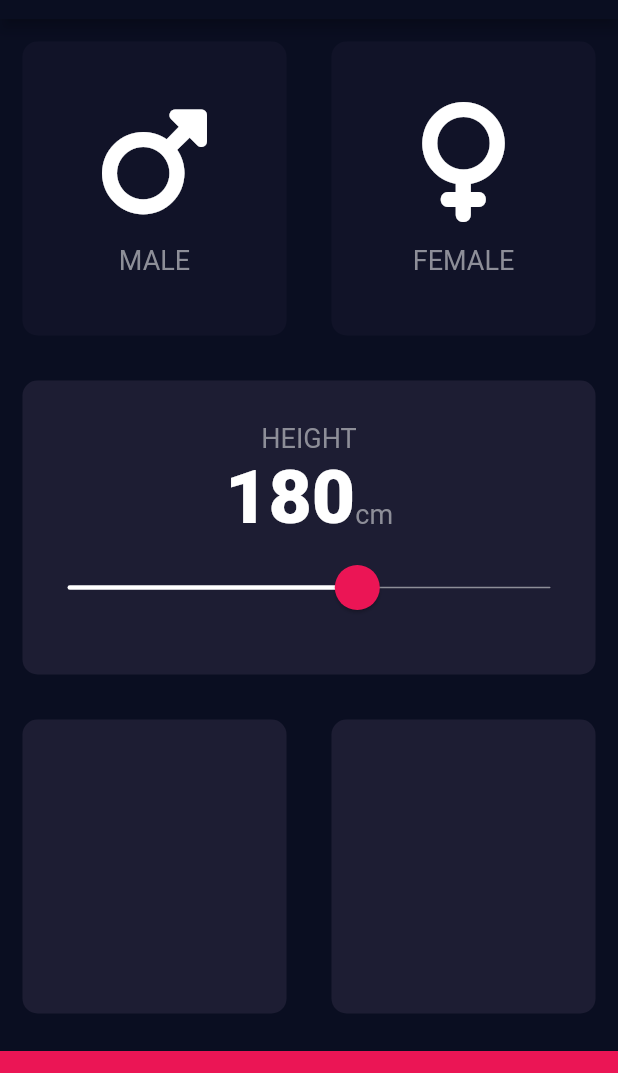
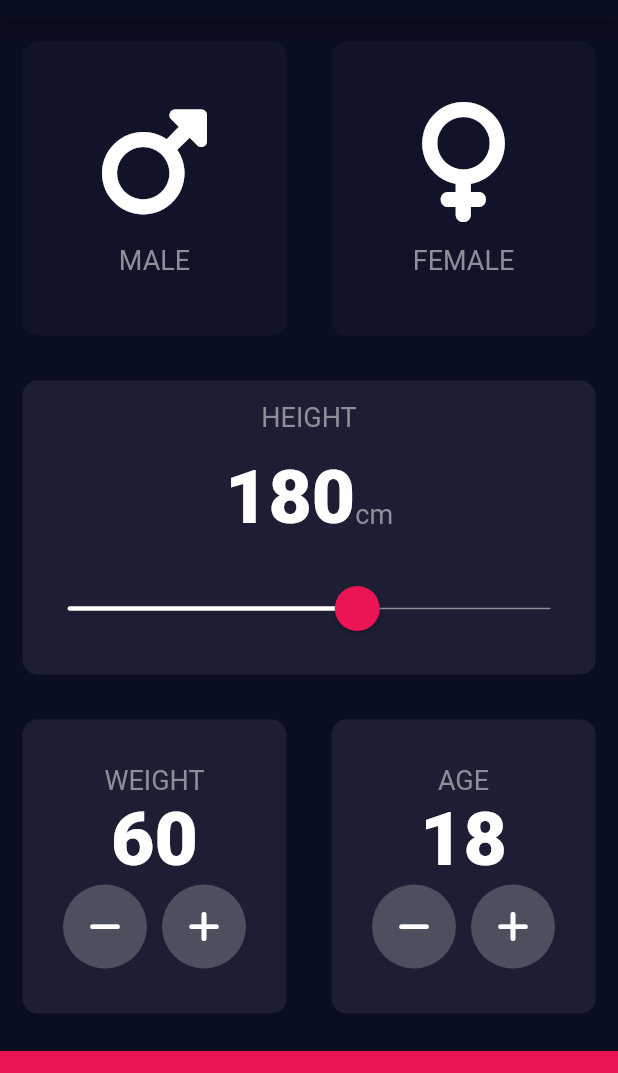
Before and after one commit to zahrajabar6/bmi-calculator-flutter, a Flutter app: the screen it shows after launch, on a phone screen of 412 x 824 dp, the part 65-1138 px from its top. Run offline on Flutter 3.47's test engine with Material 2 defaults, Android fonts, the phone set to English and light mode, and no system bars; our stand-ins replace font_awesome_flutter.

Commit message:
weight and age

```diff
--- a/lib/inputpage.dart
+++ b/lib/inputpage.dart
@@ -1,6 +1,7 @@
 import 'package:bmi_calculator/constant.dart';
 import 'package:bmi_calculator/iconContent.dart';
 import 'package:bmi_calculator/my_container.dart';
+import 'package:bmi_calculator/round_button.dart';
 import 'package:flutter/material.dart';
 import 'package:font_awesome_flutter/font_awesome_flutter.dart';
 
@@ -19,6 +20,8 @@ class InputPage extends StatefulWidget {
 class _InputPageState extends State<InputPage> {
   Gender? selectedGender;
   int height = 180;
+  int weight = 60;
+  int age = 18;
   @override
   Widget build(BuildContext context) {
     return Scaffold(
@@ -67,7 +70,7 @@ class _InputPageState extends State<InputPage> {
                 child: MyContainer(
               color: activeCardColor,
               cardChild: Column(
-                mainAxisAlignment: MainAxisAlignment.center,
+                mainAxisAlignment: MainAxisAlignment.spaceEvenly,
                 crossAxisAlignment: CrossAxisAlignment.center,
                 children: [
                   const Text(
@@ -120,12 +123,84 @@ class _InputPageState extends State<InputPage> {
                 Expanded(
                     child: MyContainer(
                   color: activeCardColor,
-                  cardChild: Container(),
+                  cardChild: Column(
+                    mainAxisAlignment: MainAxisAlignment.center,
+                    children: [
+                      const Text(
+                        "WEIGHT",
+                        style: labelTextStyle,
+                      ),
+                      Text(
+                        weight.toString(),
+                        style: numberTextStyle,
+                      ),
+                      Row(
+                        mainAxisAlignment: MainAxisAlignment.center,
+                        children: [
+                          RoundIconButton(
+                            onPress: () {
+                              setState(() {
+                                weight--;
+                              });
+                            },
+                            icon: FontAwesomeIcons.minus,
+                          ),
+                          const SizedBox(
+                            width: 10,
+                          ),
+                          RoundIconButton(
+                            onPress: () {
+                              setState(() {
+                                weight++;
+                              });
+                            },
+                            icon: FontAwesomeIcons.plus,
+                          ),
+                        ],
+                      )
+                    ],
+                  ),
                 )),
                 Expanded(
                     child: MyContainer(
                   color: activeCardColor,
-                  cardChild: Container(),
+                  cardChild: Column(
+                    mainAxisAlignment: MainAxisAlignment.center,
+                    children: [
+                      const Text(
+                        "AGE",
+                        style: labelTextStyle,
+                      ),
+                      Text(
+                        age.toString(),
+                        style: numberTextStyle,
+                      ),
+                      Row(
+                        mainAxisAlignment: MainAxisAlignment.center,
+                        children: [
+                          RoundIconButton(
+                            onPress: () {
+                              setState(() {
+                                age--;
+                              });
+                            },
+                            icon: FontAwesomeIcons.minus,
+                          ),
+                          const SizedBox(
+                            width: 10,
+                          ),
+                          RoundIconButton(
+                            onPress: () {
+                              setState(() {
+                                age++;
+                              });
+                            },
+                            icon: FontAwesomeIcons.plus,
+                          ),
+                        ],
+                      )
+                    ],
+                  ),
                 )),
               ],
             )),
--- /dev/null
+++ b/lib/round_button.dart
@@ -0,0 +1,22 @@
+import 'package:flutter/material.dart';
+
+class RoundIconButton extends StatelessWidget {
+  const RoundIconButton({super.key, required this.icon, required this.onPress});
+  final IconData icon;
+  final void Function()? onPress;
+
+  @override
+  Widget build(BuildContext context) {
+    return RawMaterialButton(
+      onPressed: onPress,
+      elevation: 0.0,
+      constraints: const BoxConstraints.tightFor(
+        height: 56.0,
+        width: 56.0,
+      ),
+      shape: const CircleBorder(),
+      fillColor: const Color(0xFF4C4F5E),
+      child: Icon(icon),
+    );
+  }
+}
```
